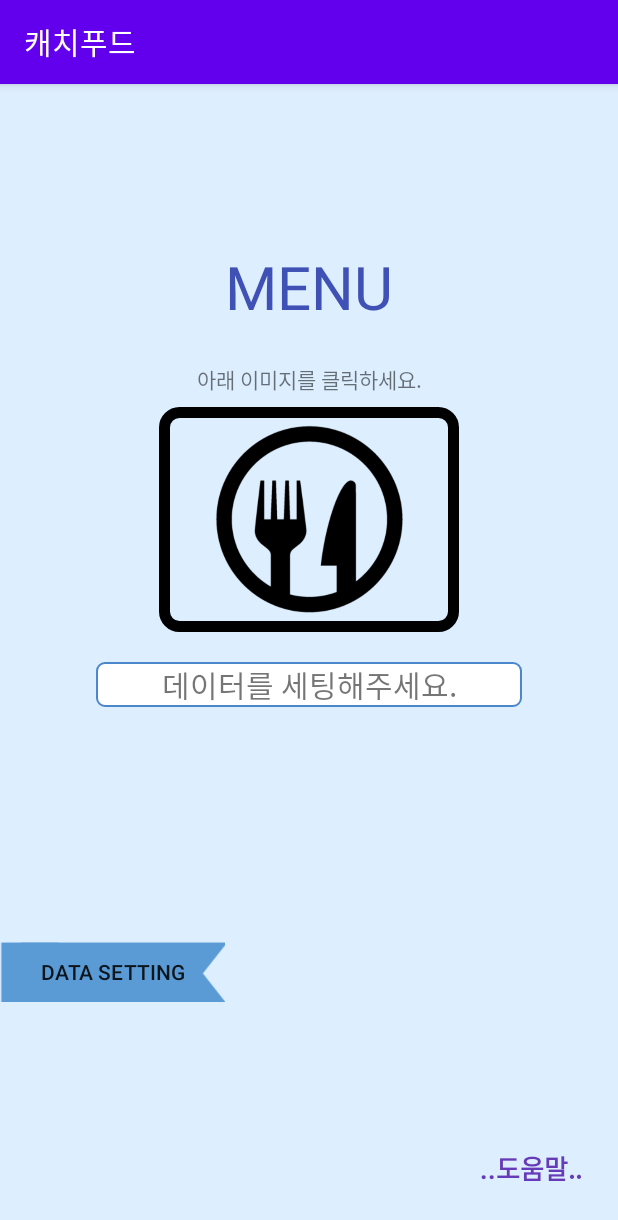
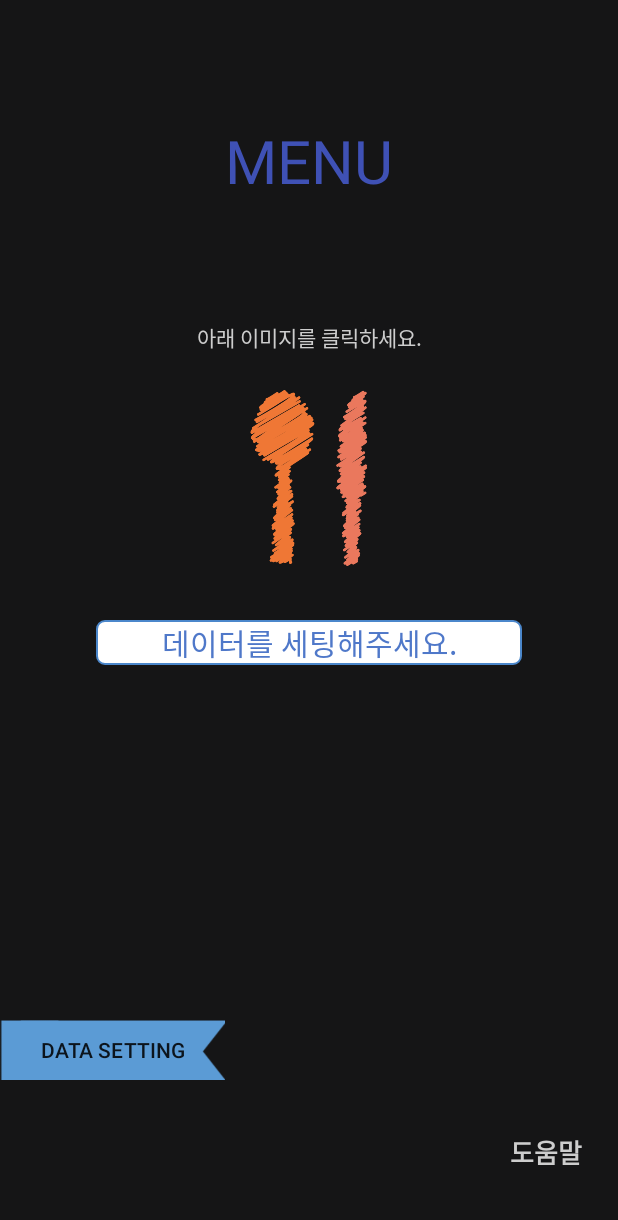
Before and after one commit to kimhyebeen/AndroidPJT_catchFood, an Android app: the screen it shows after launch (MainActivity), on a phone screen of 412 x 824 dp. Shown: the top 1220 px of the screen. Run offline under Robolectric (Android 15) with nearby library versions, the phone set to English and light mode, and no system bars; our stand-ins replace AdMob.

Commit message:
[v2.0.1] main - UI 배경 색 변경, 컴포넌트 디자인 변경

```diff
--- a/ver02/app/src/main/res/layout/activity_main.xml
+++ b/ver02/app/src/main/res/layout/activity_main.xml
@@ -4,20 +4,20 @@
     xmlns:tools="http://schemas.android.com/tools"
     android:layout_width="match_parent"
     android:layout_height="match_parent"
-    android:background="#DDEEFF"
+    android:background="@color/darkBlack"
     tools:context=".MainActivity">
 
     <TextView
         android:id="@+id/textView"
         android:layout_width="wrap_content"
         android:layout_height="wrap_content"
-        android:layout_marginBottom="24dp"
         android:text="@string/title"
         android:textColor="#3F51B5"
         android:textSize="40sp"
         app:layout_constraintBottom_toTopOf="@+id/textView1"
         app:layout_constraintEnd_toEndOf="parent"
-        app:layout_constraintStart_toStartOf="parent" />
+        app:layout_constraintStart_toStartOf="parent"
+        app:layout_constraintTop_toTopOf="parent" />
 
     <TextView
         android:id="@+id/textView1"
@@ -25,6 +25,7 @@
         android:layout_height="wrap_content"
         android:layout_marginBottom="8dp"
         android:text="@string/textView1"
+        android:textColor="@color/lightPink"
         app:layout_constraintBottom_toTopOf="@+id/menuButton"
         app:layout_constraintEnd_toEndOf="parent"
         app:layout_constraintStart_toStartOf="parent" />
@@ -34,7 +35,6 @@
         android:layout_width="200dp"
         android:layout_height="150dp"
         android:layout_marginBottom="20dp"
-        android:background="@drawable/back_menu"
         android:contentDescription="TODO"
         android:padding="10dp"
         app:layout_constraintBottom_toTopOf="@+id/menuTextView"
@@ -54,6 +54,7 @@
         android:background="@drawable/design_menutext"
         android:gravity="center"
         android:text="@string/hint2"
+        android:textColor="@color/cornFlowerBlue"
         android:textSize="20sp"
         app:layout_constraintBottom_toBottomOf="parent"
         app:layout_constraintEnd_toEndOf="parent"
@@ -66,7 +67,7 @@
         android:layout_height="wrap_content"
         android:layout_marginTop="20dp"
         android:gravity="center"
-        android:textColor="#007BFF"
+        android:textColor="@color/brownishGrey"
         android:textSize="17sp"
         app:layout_constraintEnd_toEndOf="parent"
         app:layout_constraintStart_toStartOf="parent"
@@ -76,21 +77,22 @@
         android:id="@+id/datasetButton"
         android:layout_width="150dp"
         android:layout_height="40dp"
+        android:layout_marginBottom="24dp"
         android:background="@drawable/setting_button"
         android:text="@string/settingButton"
-        app:layout_constraintBottom_toBottomOf="parent"
-        app:layout_constraintStart_toStartOf="parent"
-        app:layout_constraintTop_toBottomOf="@+id/menuTextView" />
+        app:layout_constraintBottom_toTopOf="@+id/helpText"
+        app:layout_constraintStart_toStartOf="parent" />
 
     <TextView
         android:id="@+id/helpText"
         android:layout_width="wrap_content"
-        android:layout_height="wrap_content"
+        android:layout_height="48dp"
         android:layout_marginEnd="24dp"
         android:layout_marginRight="24dp"
         android:layout_marginBottom="32dp"
+        android:gravity="center_vertical"
         android:text="@string/help"
-        android:textColor="#673AB7"
+        android:textColor="@color/lightPink"
         android:textSize="17sp"
         android:textStyle="bold"
         app:layout_constraintBottom_toTopOf="@+id/adView"
--- a/ver02/app/src/main/res/values/colors.xml
+++ b/ver02/app/src/main/res/values/colors.xml
@@ -1,6 +1,15 @@
 <?xml version="1.0" encoding="utf-8"?>
 <resources>
-    <color name="colorPrimary">#6200EE</color>
-    <color name="colorPrimaryDark">#3700B3</color>
+    <color name="colorPrimary">#90A1FD</color>
+    <color name="colorPrimaryDark">#3F51B5</color>
     <color name="colorAccent">#03DAC5</color>
+
+    <color name="cornFlowerBlue">#4f78c9</color>
+    <color name="paleGrey">#fefeff</color>
+    <color name="coral">#e46666</color>
+    <color name="brownishGrey">#666666</color>
+    <color name="black">#3333</color>
+    <color name="darkGrey">#2b2b2b</color>
+    <color name="darkBlack">#151516</color>
+    <color name="lightPink">#cdcdcd</color>
 </resources>
--- a/ver02/app/src/main/res/values/strings.xml
+++ b/ver02/app/src/main/res/values/strings.xml
@@ -13,7 +13,7 @@
     <string name="editButton">EDIT</string>
     <string name="deleteButton">DELETE</string>
     <string name="cleanButton">초기화</string>
-    <string name="help">..도움말..</string>
+    <string name="help">도움말</string>
     <string name="finish">나가기</string>
     <string name="helptxt1">1. Data Setting 버튼을 누르면 초기에 설정할 수 있는 메뉴 목록들을 보여줍니다.</string>
     <string name="helptxt2">메뉴를 선택하고 Add를 누르면 초기 메뉴 데이터가 생성됩니다.</string>
--- a/ver02/app/src/main/res/values/styles.xml
+++ b/ver02/app/src/main/res/values/styles.xml
@@ -1,7 +1,7 @@
 <resources>
 
     <!-- Base application theme. -->
-    <style name="AppTheme" parent="Theme.AppCompat.Light.DarkActionBar">
+    <style name="AppTheme" parent="Theme.AppCompat.Light.NoActionBar">
         <!-- Customize your theme here. -->
         <item name="colorPrimary">@color/colorPrimary</item>
         <item name="colorPrimaryDark">@color/colorPrimaryDark</item>
--- a/ver02/build.gradle
+++ b/ver02/build.gradle
@@ -8,7 +8,7 @@ buildscript {
 
     }
     dependencies {
-        classpath 'com.android.tools.build:gradle:3.6.1'
+        classpath 'com.android.tools.build:gradle:4.1.0'
         classpath 'com.google.gms:google-services:4.3.3'
 
         // NOTE: Do not place your application dependencies here; they belong
```
Also changed, not shown: ver02/app/src/main/res/drawable-v24/icon_menu.png, ver02/app/src/main/res/drawable/icon_menu.png, ver02/gradle/wrapper/gradle-wrapper.properties, 1 other file.
